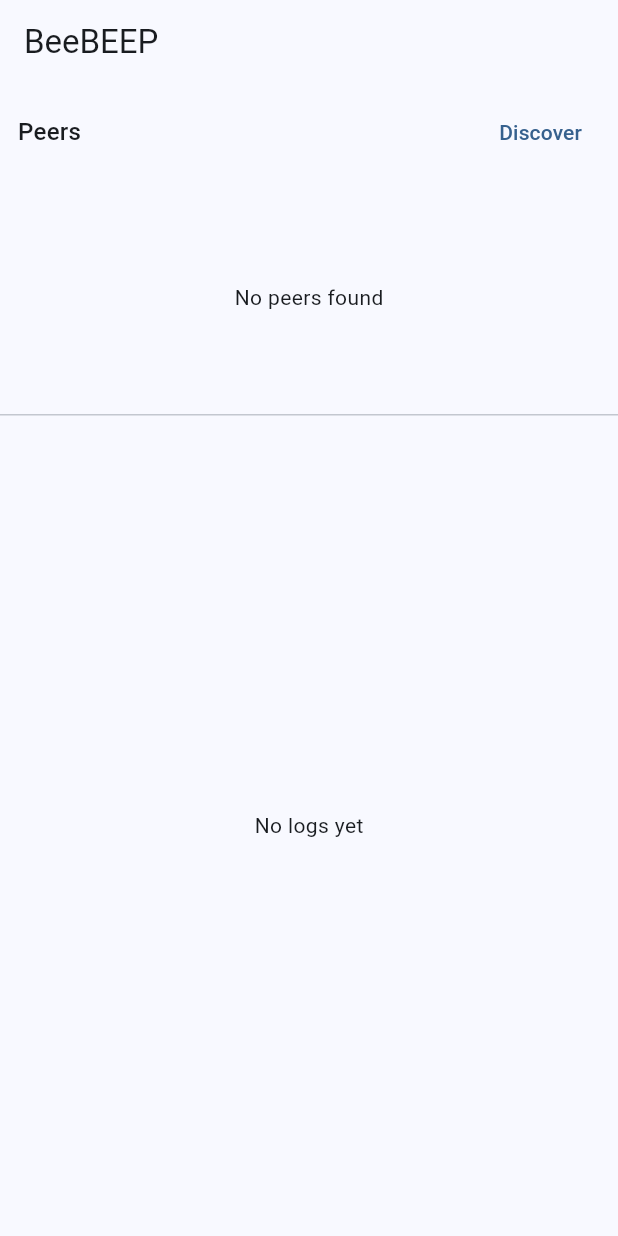
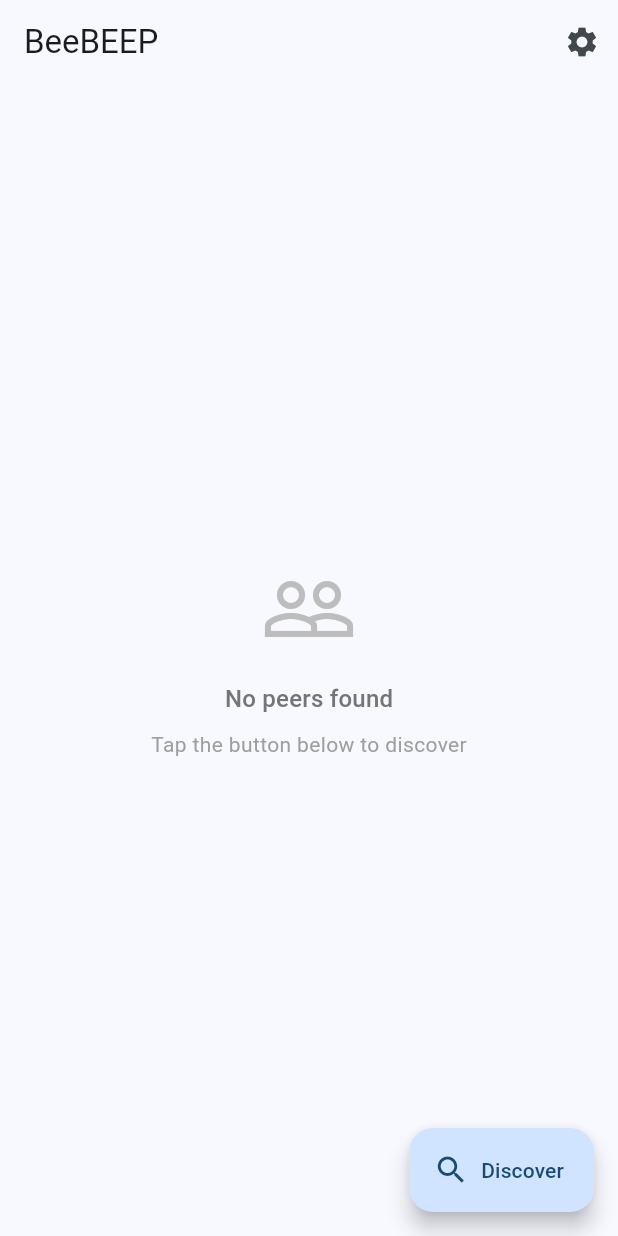
Before and after one commit to vishnuprasad0/bee_beep, a Flutter app: the screen it shows after launch, after a tap on "Stop", on a phone screen of 412 x 824 dp. Run offline on Flutter 3.47's test engine with Material 3 defaults, Android fonts, the light colour scheme and no system bars; our stand-ins replace equatable, flutter_bloc; missing offline and left inert: bonsoir, pointycastle; statements that could not run were skipped.

Commit message:
feat: Enhance TcpConnectionDataSource with connection checks and improve ChatCubit with last message retrieval

```diff
--- a/lib/src/presentation/bloc/chat/chat_cubit.dart
+++ b/lib/src/presentation/bloc/chat/chat_cubit.dart
@@ -26,4 +26,20 @@
     return state.messages.where((msg) => msg.peerId == peerId).toList()
       ..sort((a, b) => a.timestamp.compareTo(b.timestamp));
   }
+
+  ChatMessage? getLastMessageForPeer(String peerId) {
+    final messages = getMessagesForPeer(peerId);
+    return messages.isEmpty ? null : messages.last;
+  }
+
+  Map<String, ChatMessage> getLastMessages() {
+    final lastMessages = <String, ChatMessage>{};
+    for (final message in state.messages) {
+      final existing = lastMessages[message.peerId];
+      if (existing == null || message.timestamp.isAfter(existing.timestamp)) {
+        lastMessages[message.peerId] = message;
+      }
+    }
+    return lastMessages;
+  }
 }
--- a/lib/src/presentation/pages/home_page.dart
+++ b/lib/src/presentation/pages/home_page.dart
@@ -1,13 +1,15 @@
 import 'package:flutter/material.dart';
 import 'package:flutter_bloc/flutter_bloc.dart';
+import 'package:intl/intl.dart';
 
-import '../../domain/entities/peer.dart';
 import '../../domain/use_cases/connect_to_peer.dart';
+import '../bloc/chat/chat_cubit.dart';
+import '../bloc/chat/chat_state.dart';
 import '../bloc/logs/logs_cubit.dart';
-import '../bloc/logs/logs_state.dart';
 import '../bloc/peers/peers_cubit.dart';
 import '../bloc/peers/peers_state.dart';
 import 'chat_page.dart';
+import 'settings_page.dart';
 
 class HomePage extends StatefulWidget {
   const HomePage({super.key});
@@ -30,123 +32,63 @@
     final connectToPeer = context.read<ConnectToPeer>();
 
     return Scaffold(
-      appBar: AppBar(title: const Text('BeeBEEP')),
-      body: Column(
-        children: [
-          BlocBuilder<PeersCubit, PeersState>(
-            builder: (context, state) {
-              return _PeersSection(
-                isDiscovering: state.isDiscovering,
-                peers: state.peers,
-                errorMessage: state.errorMessage,
-                onToggleDiscovery: () {
-                  if (state.isDiscovering) {
-                    context.read<PeersCubit>().stop();
-                  } else {
-                    context.read<PeersCubit>().start();
-                  }
-                },
-                onConnect: (peer) => connectToPeer(peer),
-                onOpenChat: (peer) {
+      appBar: AppBar(
+        title: const Text('BeeBEEP'),
+        actions: [
+          IconButton(
+            icon: const Icon(Icons.settings),
+            onPressed: () {
               Navigator.push(
                 context,
-                    MaterialPageRoute(
-                      builder: (context) => ChatPage(peer: peer),
-                    ),
-                  );
-                },
+                MaterialPageRoute(builder: (context) => const SettingsPage()),
               );
             },
           ),
-          const Divider(height: 1),
-          Expanded(
-            child: BlocBuilder<LogsCubit, LogsState>(
-              builder: (context, state) {
-                if (state.lines.isEmpty) {
-                  return const Center(child: Text('No logs yet'));
-                }
-                return ListView.builder(
-                  reverse: true,
-                  itemCount: state.lines.length,
-                  itemBuilder: (context, index) {
-                    final line = state.lines[state.lines.length - 1 - index];
-                    return Padding(
-                      padding: const EdgeInsets.symmetric(
-                        horizontal: 12,
-                        vertical: 6,
+        ],
       ),
-                      child: Text(
-                        line,
-                        style: Theme.of(context).textTheme.bodySmall,
+      body: BlocBuilder<PeersCubit, PeersState>(
+        builder: (context, peersState) {
+          return BlocBuilder<ChatCubit, ChatState>(
+            builder: (context, chatState) {
+              final lastMessages = context.read<ChatCubit>().getLastMessages();
+
+              if (peersState.peers.isEmpty) {
+                return Center(
+                  child: Column(
+                    mainAxisAlignment: MainAxisAlignment.center,
+                    children: [
+                      Icon(
+                        Icons.people_outline,
+                        size: 64,
+                        color: Colors.grey[400],
                       ),
-                    );
-                  },
-                );
-              },
+                      const SizedBox(height: 16),
+                      Text(
+                        'No peers found',
+                        style: Theme.of(context).textTheme.titleMedium
+                            ?.copyWith(color: Colors.grey[600]),
+                      ),
+                      const SizedBox(height: 8),
+                      Text(
+                        peersState.isDiscovering
+                            ? 'Searching for peers...'
+                            : 'Tap the button below to discover',
+                        style: Theme.of(context).textTheme.bodyMedium?.copyWith(
+                          color: Colors.grey[500],
                         ),
                       ),
                     ],
                   ),
                 );
               }
-}
 
-class _PeersSection extends StatelessWidget {
-  const _PeersSection({
-    required this.isDiscovering,
-    required this.peers,
-    required this.errorMessage,
-    required this.onToggleDiscovery,
-    required this.onConnect,
-    required this.onOpenChat,
-  });
+              return ListView.builder(
+                itemCount: peersState.peers.length,
+                itemBuilder: (context, index) {
+                  final peer = peersState.peers[index];
+                  final lastMessage = lastMessages[peer.id];
 
-  final bool isDiscovering;
-  final List<Peer> peers;
-  final String? errorMessage;
-  final VoidCallback onToggleDiscovery;
-  final void Function(Peer peer) onConnect;
-  final void Function(Peer peer) onOpenChat;
-
-  @override
-  Widget build(BuildContext context) {
-    return SizedBox(
-      height: 220,
-      child: Column(
-        children: [
-          Padding(
-            padding: const EdgeInsets.symmetric(horizontal: 12, vertical: 8),
-            child: Row(
-              children: [
-                Text('Peers', style: Theme.of(context).textTheme.titleMedium),
-                const Spacer(),
-                TextButton(
-                  onPressed: onToggleDiscovery,
-                  child: Text(isDiscovering ? 'Stop' : 'Discover'),
-                ),
-              ],
-            ),
-          ),
-          if (errorMessage != null)
-            Padding(
-              padding: const EdgeInsets.symmetric(horizontal: 12),
-              child: Align(
-                alignment: Alignment.centerLeft,
-                child: Text(
-                  errorMessage!,
-                  style: TextStyle(color: Theme.of(context).colorScheme.error),
-                ),
-              ),
-            ),
-          Expanded(
-            child: peers.isEmpty
-                ? const Center(child: Text('No peers found'))
-                : ListView.builder(
-                    itemCount: peers.length,
-                    itemBuilder: (context, index) {
-                      final peer = peers[index];
                   return ListTile(
-                        dense: true,
                     leading: CircleAvatar(
                       backgroundColor: Theme.of(
                         context,
@@ -159,27 +101,109 @@
                           color: Theme.of(
                             context,
                           ).colorScheme.onPrimaryContainer,
+                          fontWeight: FontWeight.bold,
                         ),
                       ),
                     ),
                     title: Text(
-                          peer.displayName.isEmpty
-                              ? 'Unknown'
-                              : peer.displayName,
+                      peer.displayName.isEmpty ? 'Unknown' : peer.displayName,
+                      style: const TextStyle(fontWeight: FontWeight.w600),
                     ),
-                        subtitle: Text('${peer.host}:${peer.port}'),
-                        trailing: IconButton(
-                          icon: const Icon(Icons.power_settings_new),
-                          onPressed: () => onConnect(peer),
-                          tooltip: 'Connect',
+                    subtitle: lastMessage != null
+                        ? Text(
+                            lastMessage.text,
+                            maxLines: 1,
+                            overflow: TextOverflow.ellipsis,
+                            style: TextStyle(
+                              color: lastMessage.isOutgoing
+                                  ? Colors.grey[600]
+                                  : Colors.black87,
+                              fontWeight: lastMessage.isOutgoing
+                                  ? FontWeight.normal
+                                  : FontWeight.w600,
                             ),
-                        onTap: () => onOpenChat(peer),
+                          )
+                        : Text(
+                            '${peer.host}:${peer.port}',
+                            style: TextStyle(color: Colors.grey[600]),
+                          ),
+                    trailing: lastMessage != null
+                        ? Column(
+                            mainAxisAlignment: MainAxisAlignment.center,
+                            crossAxisAlignment: CrossAxisAlignment.end,
+                            children: [
+                              Text(
+                                _formatTime(lastMessage.timestamp),
+                                style: TextStyle(
+                                  color: Colors.grey[600],
+                                  fontSize: 12,
+                                ),
+                              ),
+                              if (!lastMessage.isOutgoing) ...[
+                                const SizedBox(height: 4),
+                                Container(
+                                  padding: const EdgeInsets.all(6),
+                                  decoration: BoxDecoration(
+                                    color: Theme.of(
+                                      context,
+                                    ).colorScheme.primary,
+                                    shape: BoxShape.circle,
+                                  ),
+                                  child: const SizedBox(width: 8, height: 8),
+                                ),
+                              ],
+                            ],
+                          )
+                        : const Icon(Icons.chevron_right, color: Colors.grey),
+                    onTap: () async {
+                      // Auto-connect before opening chat
+                      await connectToPeer(peer);
+                      if (context.mounted) {
+                        Navigator.push(
+                          context,
+                          MaterialPageRoute(
+                            builder: (context) => ChatPage(peer: peer),
+                          ),
+                        );
+                      }
+                    },
+                  );
+                },
+              );
+            },
           );
         },
       ),
-          ),
-        ],
+      floatingActionButton: BlocBuilder<PeersCubit, PeersState>(
+        builder: (context, state) {
+          return FloatingActionButton.extended(
+            onPressed: () {
+              if (state.isDiscovering) {
+                context.read<PeersCubit>().stop();
+              } else {
+                context.read<PeersCubit>().start();
+              }
+            },
+            icon: Icon(state.isDiscovering ? Icons.stop : Icons.search),
+            label: Text(state.isDiscovering ? 'Stop' : 'Discover'),
+          );
+        },
       ),
     );
   }
+
+  String _formatTime(DateTime time) {
+    final now = DateTime.now();
+    final difference = now.difference(time);
+
+    if (difference.inDays == 0) {
+      return DateFormat.Hm().format(time);
+    } else if (difference.inDays == 1) {
+      return 'Yesterday';
+    } else if (difference.inDays < 7) {
+      return DateFormat.E().format(time);
+    } else {
+      return DateFormat.MMMd().format(time);
     }
+  }
+}
```
Also changed, not shown: lib/src/data/datasources/tcp_connection_data_source.dart (+18 -10 lines), lib/src/presentation/pages/settings_page.dart (added, +67 -0 lines). Lines whose indentation alone changed are shown as unchanged.
